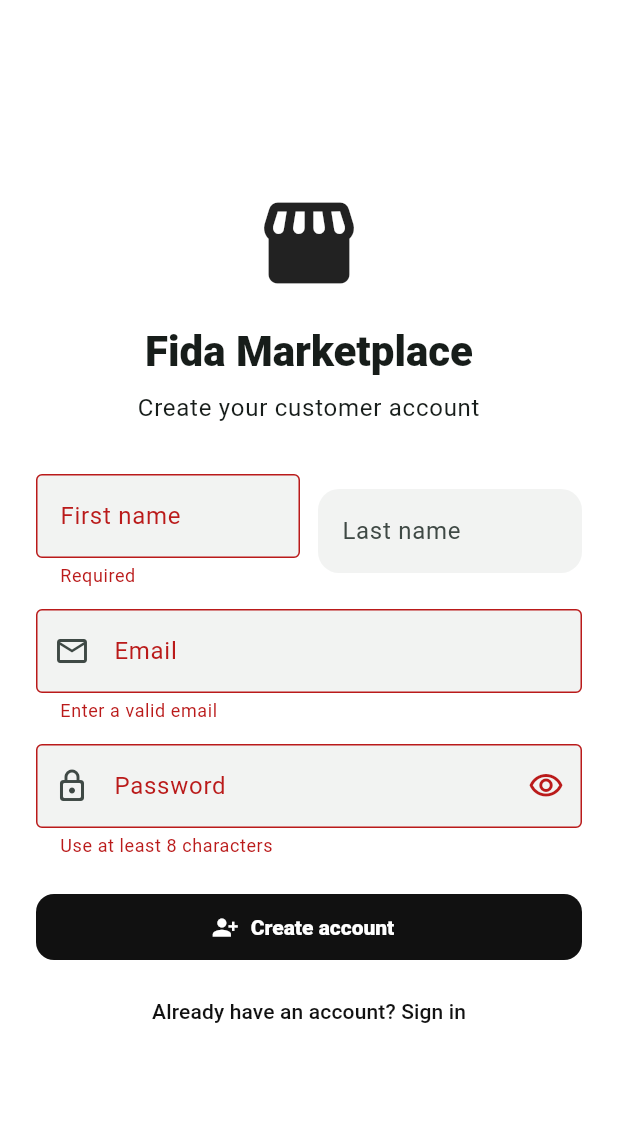
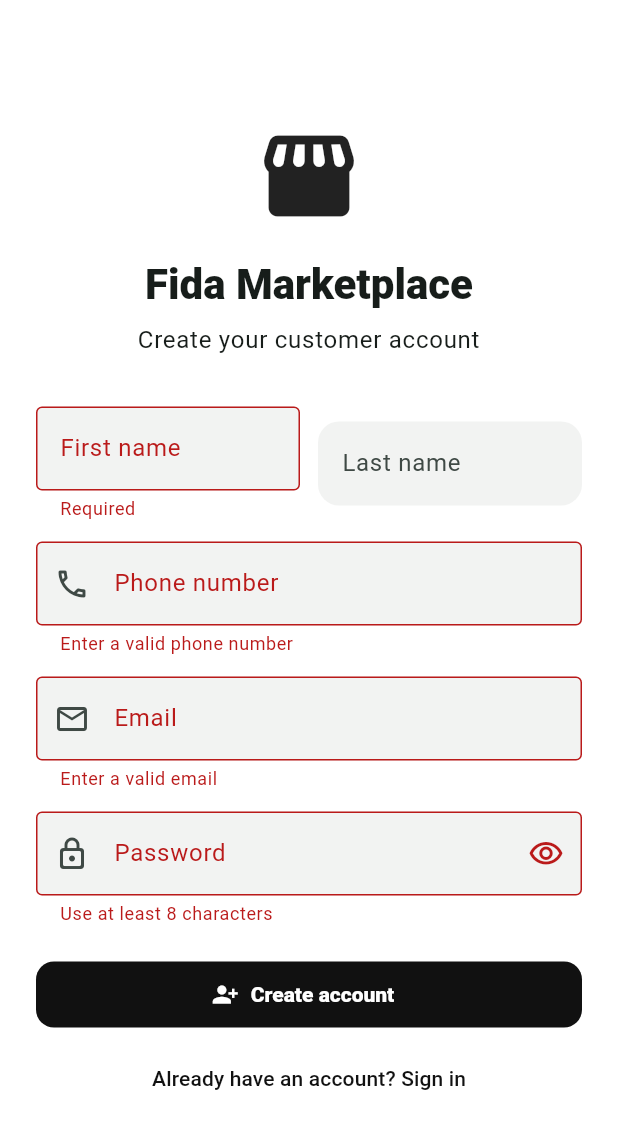
Before and after one commit to muirenee/Fida-marketplace, a Flutter app: the screen it shows after launch, after a tap on "Sign in", after a tap on "New to Fida Marketplace? Create account", after a tap on "Create account", on a phone screen of 412 x 824 dp. Shown: the top 1129 px of the screen. Run offline on Flutter 3.47's test engine with Material 3 defaults, Android fonts, the phone set to English and light mode, and no system bars; our stand-ins replace flutter_secure_storage, geolocator.

Commit message:
Require phone number during customer registration

```diff
--- a/apps/customer-mobile/lib/screens/auth_screen.dart
+++ b/apps/customer-mobile/lib/screens/auth_screen.dart
@@ -16,6 +16,7 @@
   final _firstName = TextEditingController();
   final _lastName = TextEditingController();
   final _email = TextEditingController();
+  final _phone = TextEditingController();
   final _password = TextEditingController();
   bool _register = false;
   bool _obscure = true;
@@ -25,6 +26,7 @@
     _firstName.dispose();
     _lastName.dispose();
     _email.dispose();
+    _phone.dispose();
     _password.dispose();
     super.dispose();
   }
@@ -38,6 +40,7 @@
         firstName: _firstName.text,
         lastName: _lastName.text,
         email: _email.text,
+        phone: _phone.text,
         password: _password.text,
       );
     } else {
@@ -96,6 +99,22 @@
                                 ),
                               ),
                             ],
+                          ),
+                          const SizedBox(height: 14),
+                          TextFormField(
+                            controller: _phone,
+                            keyboardType: TextInputType.phone,
+                            textInputAction: TextInputAction.next,
+                            decoration: const InputDecoration(
+                              labelText: 'Phone number',
+                              hintText: '+250 7xx xxx xxx',
+                              prefixIcon: Icon(Icons.phone_outlined),
+                              border: OutlineInputBorder(),
+                            ),
+                            validator: (value) {
+                              final digits = (value ?? '').replaceAll(RegExp(r'\D'), '');
+                              return digits.length >= 7 && digits.length <= 15 ? null : 'Enter a valid phone number';
+                            },
                           ),
                           const SizedBox(height: 14),
                         ],
```
